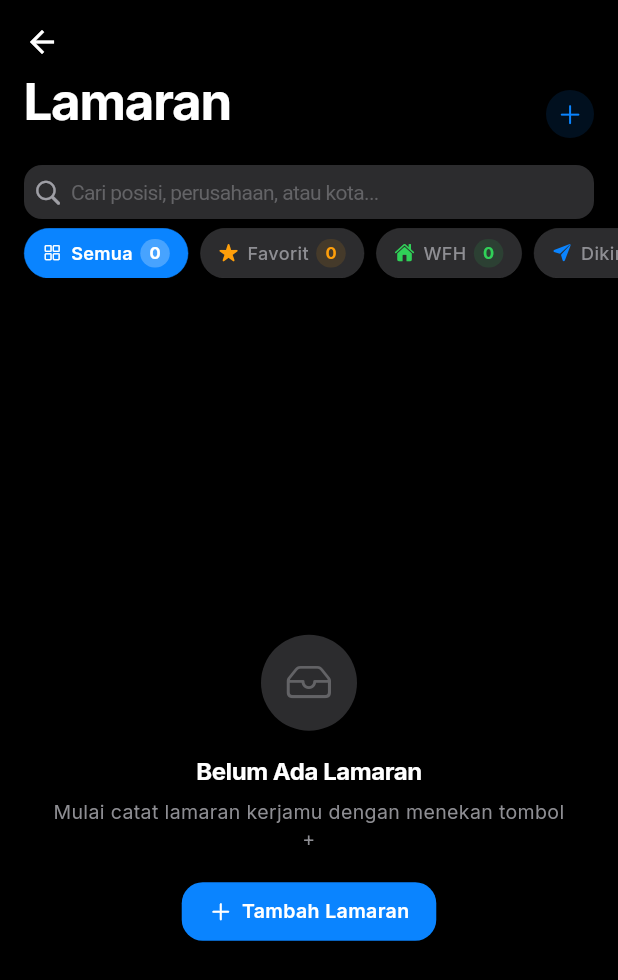
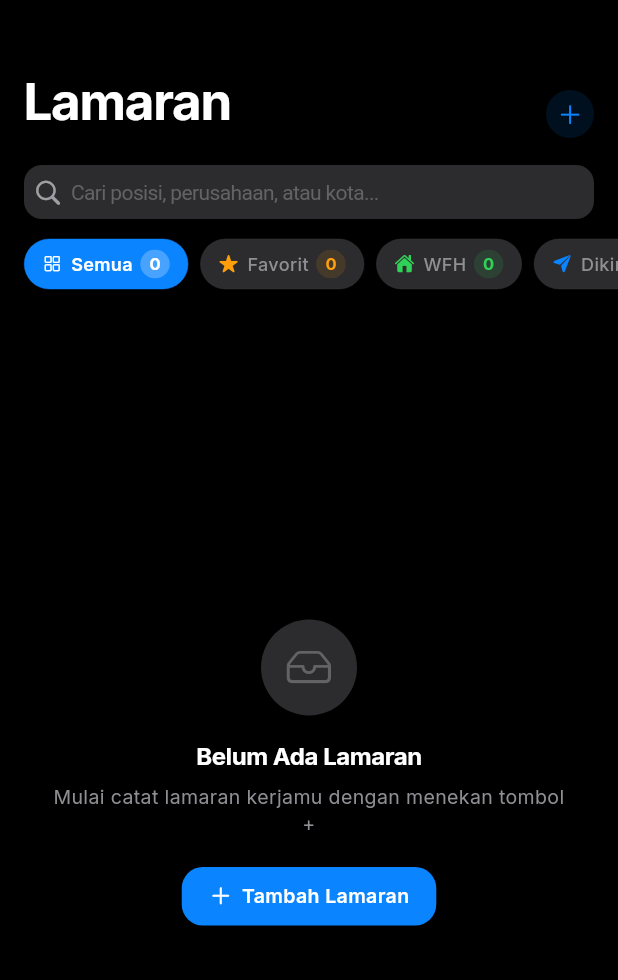
Before and after one commit to rozaqi02/ngelamar-mobile, a Flutter app: the JobListScreen screen opened directly, on a phone screen of 412 x 824 dp. Shown: the top 980 px of the screen. Run offline on Flutter 3.47's test engine with Material 3 defaults, Android fonts, the phone set to English and light mode, and no system bars; our stand-ins replace flutter_local_notifications, flutter_riverpod, google_fonts, hive_flutter, share_plus, shared_preferences and 1 more; accounts and stored records are empty.

Commit message:
fix(job-list): ganti NestedScrollView+TabBarView dengan Column+Expanded - perbaikan bug menu lamaran tidak tampil. NestedScrollView tidak bisa mengkoordinasi scroll dengan TabBarView tanpa setup kompleks. Solusi: header statis via CustomScrollView (NeverScrollableScrollPhysics) + Expanded(TabBarView) agar ListView mendapat ruang yang tepat. Tambah PageStorageKey, AlwaysScrollableScrollPhysics, dan _OfferingCompareSheet. Hapus _FixedHeightDelegate yang tidak terpakai. idka-solutions team

```diff
--- a/lib/views/jobs/job_list_screen.dart
+++ b/lib/views/jobs/job_list_screen.dart
@@ -10,7 +10,7 @@ import '../../widgets/apple_toast.dart';
 import '../../widgets/apple_inline_badge.dart';
 import 'job_detail_screen.dart';
 import 'add_edit_job_screen.dart';
-import '../prep/fresh_grad_prep_screen.dart';
+import '../prep/fresh_grad_prep_screen.dart' show FreshGradPrepScreen;
 
 /// Overhauled Apple iOS 18 JobListScreen layout.
 /// Features iOS native search header, company monogram avatar badges,
@@ -191,17 +191,24 @@ class _JobListScreenState extends ConsumerState<JobListScreen>
 
     return Scaffold(
       backgroundColor: bg,
-      body: NestedScrollView(
-        physics: const BouncingScrollPhysics(),
-        headerSliverBuilder: (context, innerBoxIsScrolled) => [
+      body: Column(
+        children: [
+          // Sliver-like header via CustomScrollView yang tidak scroll content
+          SizedBox(
+            // tinggi: statusBar + appBar (104) + search (54) + filter (48)
+            height: MediaQuery.of(context).padding.top + 104 + 54 + 48,
+            child: CustomScrollView(
+              physics: const NeverScrollableScrollPhysics(),
+              slivers: [
                 // Apple iOS 18 Navigation Header
                 SliverAppBar(
                   backgroundColor: bg,
                   surfaceTintColor: Colors.transparent,
-            pinned: true,
+                  pinned: false,
                   floating: false,
                   expandedHeight: 104,
                   collapsedHeight: 56,
+                  automaticallyImplyLeading: false,
                   flexibleSpace: LayoutBuilder(
                     builder: (context, constraints) {
                       final topPadding = MediaQuery.of(context).padding.top;
@@ -210,20 +217,19 @@ class _JobListScreenState extends ConsumerState<JobListScreen>
                       final available = constraints.maxHeight - topPadding;
                       final progress =
                           1.0 -
-                    ((available - collapsedH) / (expandedH - collapsedH)).clamp(
-                      0.0,
-                      1.0,
-                    );
+                          ((available - collapsedH) /
+                                  (expandedH - collapsedH))
+                              .clamp(0.0, 1.0);
 
                       return Stack(
                         children: [
-                    // Large title (fades out on scroll)
                           Positioned(
                             left: 16,
                             bottom: 12,
                             right: 110,
                             child: Opacity(
-                        opacity: (1.0 - progress * 2.5).clamp(0.0, 1.0),
+                              opacity:
+                                  (1.0 - progress * 2.5).clamp(0.0, 1.0),
                               child: Text(
                                 'Lamaran',
                                 style: TextStyle(
@@ -235,12 +241,12 @@ class _JobListScreenState extends ConsumerState<JobListScreen>
                               ),
                             ),
                           ),
-                    // Collapsed small title (fades in on scroll)
                           Positioned(
                             left: 16,
                             bottom: 14,
                             child: Opacity(
-                        opacity: ((progress - 0.6) * 3.0).clamp(0.0, 1.0),
+                              opacity:
+                                  ((progress - 0.6) * 3.0).clamp(0.0, 1.0),
                               child: Text(
                                 'Lamaran',
                                 style: TextStyle(
@@ -252,7 +258,6 @@ class _JobListScreenState extends ConsumerState<JobListScreen>
                               ),
                             ),
                           ),
-                    // Top-Right Actions (Reset + Offer Comparison + Add Button)
                           Positioned(
                             right: 16,
                             bottom: 12,
@@ -264,20 +269,21 @@ class _JobListScreenState extends ConsumerState<JobListScreen>
                                     onTap: () {
                                       AppleSheetWindow.showAppleModalSheet(
                                         context: context,
-                                  child: const FreshGradPrepScreen(),
+                                        child: const _OfferingCompareSheet(),
                                       );
                                     },
                                     child: Container(
-                                margin: const EdgeInsets.only(right: 10),
+                                      margin:
+                                          const EdgeInsets.only(right: 10),
                                       padding: const EdgeInsets.symmetric(
                                         horizontal: 8,
                                         vertical: 4,
                                       ),
                                       decoration: BoxDecoration(
-                                  color: AppTheme.systemPurple.withValues(
-                                    alpha: 0.15,
-                                  ),
-                                  borderRadius: BorderRadius.circular(12),
+                                        color: AppTheme.systemPurple
+                                            .withValues(alpha: 0.15),
+                                        borderRadius:
+                                            BorderRadius.circular(12),
                                       ),
                                       child: Row(
                                         children: [
@@ -304,15 +310,19 @@ class _JobListScreenState extends ConsumerState<JobListScreen>
                                 if (hasActiveFilter) ...[
                                   GestureDetector(
                                     onTap: () {
-                                ref.read(jobProvider.notifier).resetFilters();
+                                      ref
+                                          .read(jobProvider.notifier)
+                                          .resetFilters();
                                       _tabController.animateTo(0);
                                       _searchController.clear();
                                     },
                                     child: Padding(
-                                padding: const EdgeInsets.only(right: 12),
+                                      padding:
+                                          const EdgeInsets.only(right: 12),
                                       child: compact
                                           ? Icon(
-                                        CupertinoIcons.arrow_counterclockwise,
+                                              CupertinoIcons
+                                                  .arrow_counterclockwise,
                                               color: AppTheme.systemBlue,
                                               size: 18,
                                             )
@@ -358,11 +368,8 @@ class _JobListScreenState extends ConsumerState<JobListScreen>
                   ),
                 ),
 
-          // Pinned Cupertino Search Header
-          SliverPersistentHeader(
-            pinned: true,
-            delegate: _FixedHeightDelegate(
-              height: 54,
+                // Search bar
+                SliverToBoxAdapter(
                   child: ColoredBox(
                     color: bg,
                     child: Padding(
@@ -377,21 +384,19 @@ class _JobListScreenState extends ConsumerState<JobListScreen>
                           fontSize: 14,
                           color: AppTheme.getTextTertiary(context),
                         ),
-                    backgroundColor: AppTheme.getSurfaceSecondary(context),
+                        backgroundColor:
+                            AppTheme.getSurfaceSecondary(context),
                         borderRadius: BorderRadius.circular(12),
                       ),
                     ),
                   ),
                 ),
-          ),
 
-          // Consolidated Status & Category Filter Bar
-          SliverPersistentHeader(
-            pinned: true,
-            delegate: _FixedHeightDelegate(
-              height: 48,
+                // Filter pills
+                SliverToBoxAdapter(
                   child: Container(
                     color: bg,
+                    height: 48,
                     child: SingleChildScrollView(
                       scrollDirection: Axis.horizontal,
                       physics: const BouncingScrollPhysics(),
@@ -406,7 +411,10 @@ class _JobListScreenState extends ConsumerState<JobListScreen>
                               ? AppTheme.systemOrange
                               : category == 'WFH'
                               ? AppTheme.systemGreen
-                          : AppTheme.getStatusColor(category, isDark: isDark);
+                              : AppTheme.getStatusColor(
+                                  category,
+                                  isDark: isDark,
+                                );
 
                           return Padding(
                             padding: const EdgeInsets.only(right: 8),
@@ -427,9 +435,13 @@ class _JobListScreenState extends ConsumerState<JobListScreen>
                     ),
                   ),
                 ),
+              ],
             ),
-        ],
-        body: TabBarView(
+          ),
+
+          // Expanded TabBarView - dapat ruang yang tepat
+          Expanded(
+            child: TabBarView(
               controller: _tabController,
               physics: const BouncingScrollPhysics(),
               children: _tabs.map((category) {
@@ -437,8 +449,16 @@ class _JobListScreenState extends ConsumerState<JobListScreen>
                 if (jobs.isEmpty) return _buildEmptyState(category);
 
                 return ListView.builder(
-              padding: EdgeInsets.fromLTRB(16, 12, 16, bottomInset + 100),
-              physics: const BouncingScrollPhysics(),
+                  key: PageStorageKey(category),
+                  padding: EdgeInsets.fromLTRB(
+                    16,
+                    12,
+                    16,
+                    bottomInset + 100,
+                  ),
+                  physics: const BouncingScrollPhysics(
+                    parent: AlwaysScrollableScrollPhysics(),
+                  ),
                   itemCount: jobs.length,
                   itemBuilder: (_, i) => RepaintBoundary(
                     child: _buildOverhauledJobCard(context, jobs[i], ref),
@@ -446,6 +466,8 @@ class _JobListScreenState extends ConsumerState<JobListScreen>
                 );
               }).toList(),
             ),
+          ),
+        ],
       ),
     );
   }
@@ -889,22 +911,11 @@ class _JobListScreenState extends ConsumerState<JobListScreen>
   }
 }
 
-class _FixedHeightDelegate extends SliverPersistentHeaderDelegate {
-  final double height;
-  final Widget child;
-  _FixedHeightDelegate({required this.height, required this.child});
+/// Stub sheet untuk perbandingan offering - menampilkan FreshGradPrepScreen
+/// di tab Offering secara otomatis.
+class _OfferingCompareSheet extends StatelessWidget {
+  const _OfferingCompareSheet();
 
   @override
-  Widget build(
-    BuildContext context,
-    double shrinkOffset,
-    bool overlapsContent,
-  ) => child;
-  @override
-  double get maxExtent => height;
-  @override
-  double get minExtent => height;
-  @override
-  bool shouldRebuild(covariant _FixedHeightDelegate old) =>
-      old.height != height || old.child != child;
+  Widget build(BuildContext context) => const FreshGradPrepScreen();
 }
```
Lines whose indentation alone changed are shown as unchanged.
